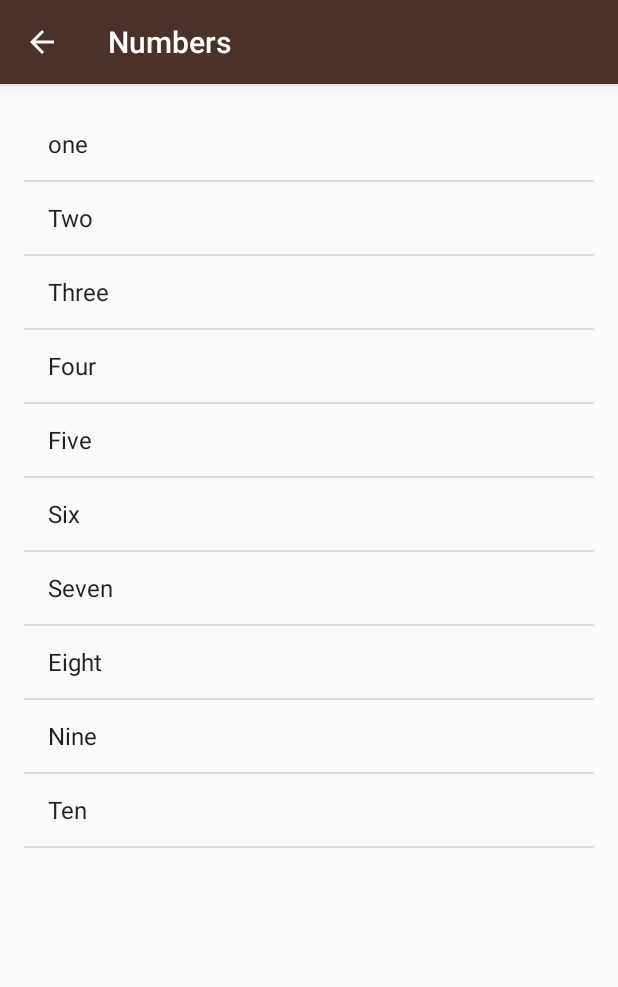
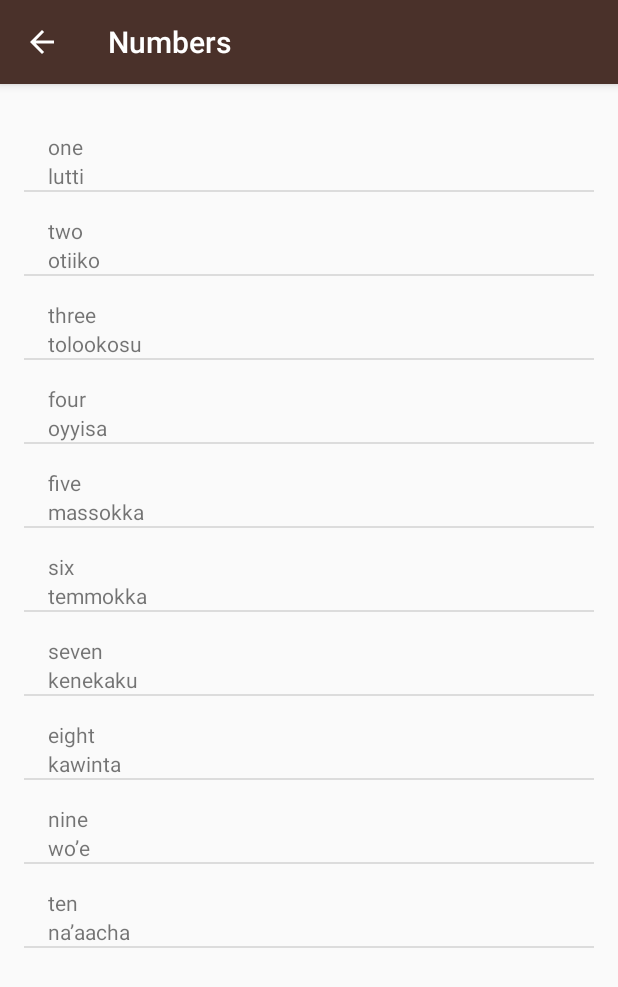
Before and after one commit to ChauahanVikash/MiwokApp, an Android app: the screen it shows after launch (NumbersActivity), after a tap on "Numbers", on a phone screen of 412 x 824 dp. Shown: the top 987 px of the screen. Run offline under Robolectric (Android 15) with nearby library versions, the phone set to English and light mode, and no system bars.

Commit message:
add custom array adapter all basic activity page

```diff
--- a/app/src/main/java/com/example/android/miwok/ColorsActivity.java
+++ b/app/src/main/java/com/example/android/miwok/ColorsActivity.java
@@ -25,7 +25,7 @@
     @Override
     protected void onCreate(Bundle savedInstanceState) {
         super.onCreate(savedInstanceState);
-        setContentView(R.layout.activity_colors);
+        setContentView(R.layout.word_list);
     }
 
 }
--- a/app/src/main/java/com/example/android/miwok/FamilyActivity.java
+++ b/app/src/main/java/com/example/android/miwok/FamilyActivity.java
@@ -23,6 +23,6 @@
     @Override
     protected void onCreate(Bundle savedInstanceState) {
         super.onCreate(savedInstanceState);
-        setContentView(R.layout.activity_family);
+        setContentView(R.layout.word_list);
     }
 }
--- a/app/src/main/java/com/example/android/miwok/NumbersActivity.java
+++ b/app/src/main/java/com/example/android/miwok/NumbersActivity.java
@@ -17,10 +17,7 @@
 
 import android.support.v7.app.AppCompatActivity;
 import android.os.Bundle;
-import android.widget.ArrayAdapter;
-import android.widget.LinearLayout;
 import android.widget.ListView;
-import android.widget.TextView;
 
 import java.util.ArrayList;
 
@@ -29,21 +26,21 @@
     @Override
     protected void onCreate(Bundle savedInstanceState) {
         super.onCreate(savedInstanceState);
-        setContentView(R.layout.activity_numbers);
+        setContentView(R.layout.word_list);
 
-        ArrayList < String > words = new ArrayList<String>();
-        words.add("one");
-        words.add("Two");
-        words.add("Three");
-        words.add("Four");
-        words.add("Five");
-        words.add("Six");
-        words.add("Seven");
-        words.add("Eight") ;
-        words.add("Nine") ;
-        words.add("Ten");
+        ArrayList<Word> words = new ArrayList<Word>();
+        words.add(new Word("one", "lutti"));
+        words.add(new Word("two", "otiiko"));
+        words.add(new Word("three", "tolookosu"));
+        words.add(new Word("four", "oyyisa"));
+        words.add(new Word("five", "massokka"));
+        words.add(new Word("six", "temmokka"));
+        words.add(new Word("seven", "kenekaku"));
+        words.add(new Word("eight", "kawinta"));
+        words.add(new Word("nine", "wo’e"));
+        words.add(new Word("ten", "na’aacha"));
 
-        ArrayAdapter<String> itemsAdapter = new ArrayAdapter<String>(this, android.R.layout.simple_list_item_1, words);
+        WordAdapter itemsAdapter = new WordAdapter(this, words);
 
         ListView listView = (ListView) findViewById(R.id.list);
 
--- a/app/src/main/java/com/example/android/miwok/PhrasesActivity.java
+++ b/app/src/main/java/com/example/android/miwok/PhrasesActivity.java
@@ -23,6 +23,6 @@
     @Override
     protected void onCreate(Bundle savedInstanceState) {
         super.onCreate(savedInstanceState);
-        setContentView(R.layout.activity_phrases);
+        setContentView(R.layout.word_list);
     }
 }
--- a/app/src/main/java/com/example/android/miwok/Word.java
+++ b/app/src/main/java/com/example/android/miwok/Word.java
@@ -1,12 +1,16 @@
 package com.example.android.miwok;
 
 public class Word {
+
     private  String mEnglishTranslation ;
     private  String mMiwokTranslation ;
+
+
     public Word(String englishTranslation ,String miwokTranslation  ){
         mEnglishTranslation = englishTranslation ;
         mMiwokTranslation = miwokTranslation;
     }
+
 
     public String getmEnglishTranslation() {
         return mEnglishTranslation;
--- /dev/null
+++ b/app/src/main/java/com/example/android/miwok/WordAdapter.java
@@ -0,0 +1,76 @@
+package com.example.android.miwok;
+
+
+import android.app.Activity;
+import android.view.LayoutInflater;
+import android.view.View;
+import android.view.ViewGroup;
+import android.widget.ArrayAdapter;
+import android.widget.ImageView;
+import android.widget.TextView;
+
+import java.util.ArrayList;
+
+/*
+ * {@link AndroidFlavorAdapter} is an {@link ArrayAdapter} that can provide the layout for each list
+ * based on a data source, which is a list of {@link AndroidFlavor} objects.
+ * */
+public class WordAdapter extends ArrayAdapter<Word> {
+
+    private static final String LOG_TAG = WordAdapter.class.getSimpleName();
+
+    /**
+     * This is our own custom constructor (it doesn't mirror a superclass constructor).
+     * The context is used to inflate the layout file, and the list is the data we want
+     * to populate into the lists.
+     *
+     * @param context        The current context. Used to inflate the layout file.
+     * @param androidFlavors A List of AndroidFlavor objects to display in a list
+     */
+    public WordAdapter(Activity context, ArrayList<Word> words) {
+        // Here, we initialize the ArrayAdapter's internal storage for the context and the list.
+        // the second argument is used when the ArrayAdapter is populating a single TextView.
+        // Because this is a custom adapter for two TextViews and an ImageView, the adapter is not
+        // going to use this second argument, so it can be any value. Here, we used 0.
+        super(context, 0, words);
+    }
+
+    /**
+     * Provides a view for an AdapterView (ListView, GridView, etc.)
+     *
+     * @param position The position in the list of data that should be displayed in the
+     *                 list item view.
+     * @param convertView The recycled view to populate.
+     * @param parent The parent ViewGroup that is used for inflation.
+     * @return The View for the position in the AdapterView.
+     */
+    @Override
+    public View getView(int position, View convertView, ViewGroup parent) {
+        // Check if the existing view is being reused, otherwise inflate the view
+        View listItemView = convertView;
+        if(listItemView == null) {
+            listItemView = LayoutInflater.from(getContext()).inflate(
+                    R.layout.list_item, parent, false);
+        }
+
+        // Get the {@link AndroidFlavor} object located at this position in the list
+        Word currentAndroidFlavor = getItem(position);
+
+        // Find the TextView in the list_item.xml layout with the ID version_name
+        TextView engTextView = (TextView) listItemView.findViewById(R.id.text_view1);
+        // Get the version name from the current AndroidFlavor object and
+        // set this text on the name TextView
+        engTextView.setText(currentAndroidFlavor.getmEnglishTranslation());
+
+        // Find the TextView in the list_item.xml layout with the ID version_number
+        TextView miwokTextView = (TextView) listItemView.findViewById(R.id.text_view2);
+        // Get the version number from the current AndroidFlavor object and
+        // set this text on the number TextView
+        miwokTextView.setText(currentAndroidFlavor.getmMiwokTranslation());
+
+        // Return the whole list item layout (containing 2 TextViews and an ImageView)
+        // so that it can be shown in the ListView
+        return listItemView;
+    }
+
+}
```
Also changed, not shown: app/src/main/res/layout/word_list.xml (renamed from app/src/main/res/layout/activity_numbers.xml).
